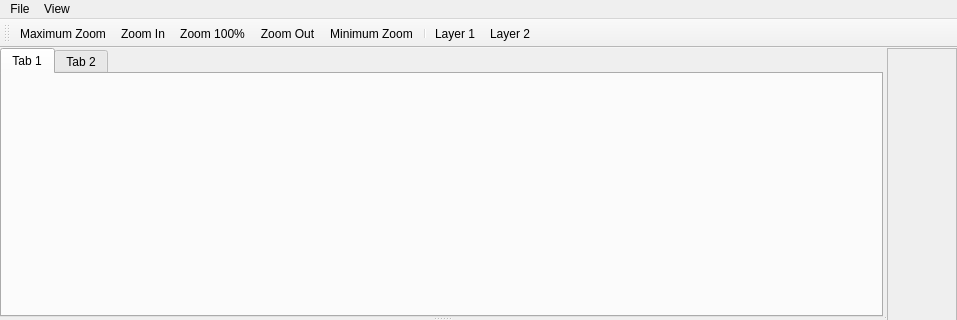
ExplosBlue/CoinKiller, file leveleditorwindow.ui: the form before one commit; both pictures show x 0 to 957 and y 0 to 320 of the 957 by 622 pixel window.
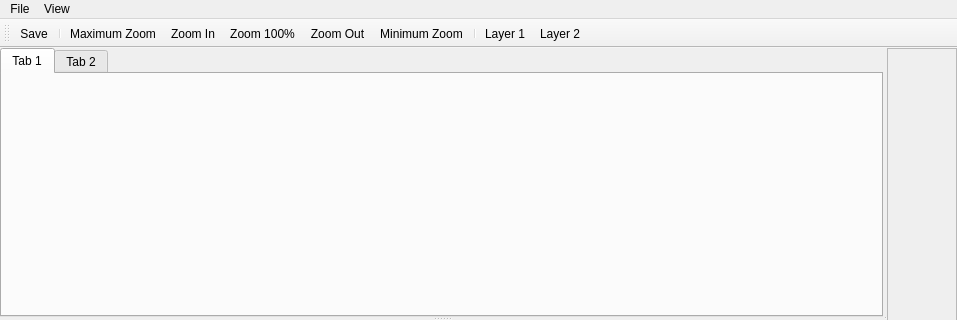
The form after the commit.

```diff
--- a/leveleditorwindow.ui
+++ b/leveleditorwindow.ui
@@ -138,6 +138,8 @@
    <attribute name="toolBarBreak">
     <bool>false</bool>
    </attribute>
+   <addaction name="actionSave"/>
+   <addaction name="separator"/>
    <addaction name="actionZoom_Maximum"/>
    <addaction name="actionZoom_In"/>
    <addaction name="actionZoom_100"/>
@@ -229,6 +231,17 @@
     <string>Ctrl+PgUp</string>
    </property>
   </action>
+  <action name="actionSave">
+   <property name="text">
+    <string>Save</string>
+   </property>
+   <property name="toolTip">
+    <string>Save</string>
+   </property>
+   <property name="shortcut">
+    <string>Ctrl+S</string>
+   </property>
+  </action>
  </widget>
  <resources/>
  <connections/>
```
Left out of the diff: 1 changed line with no effect on the pictures.
